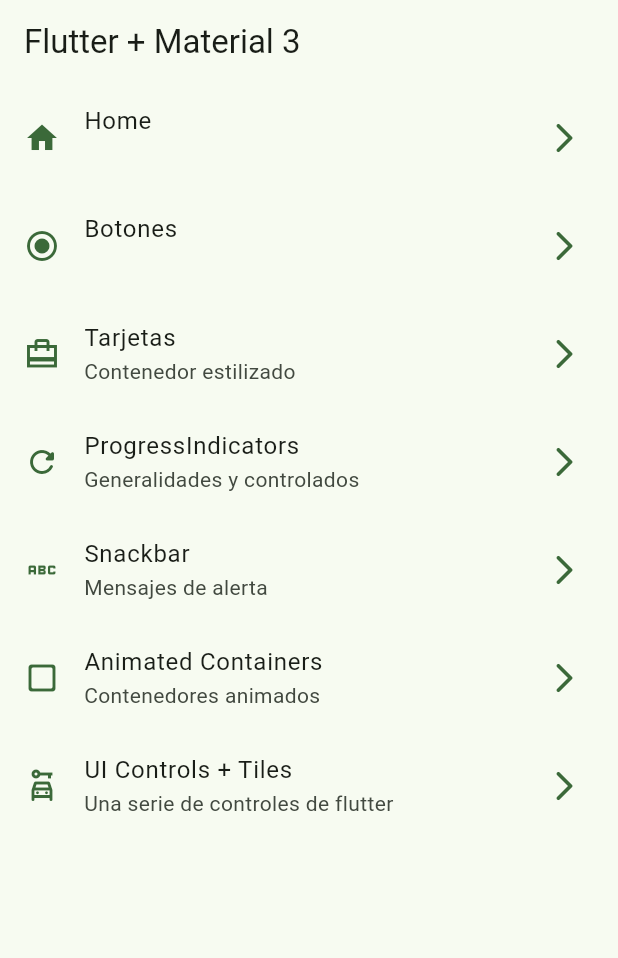
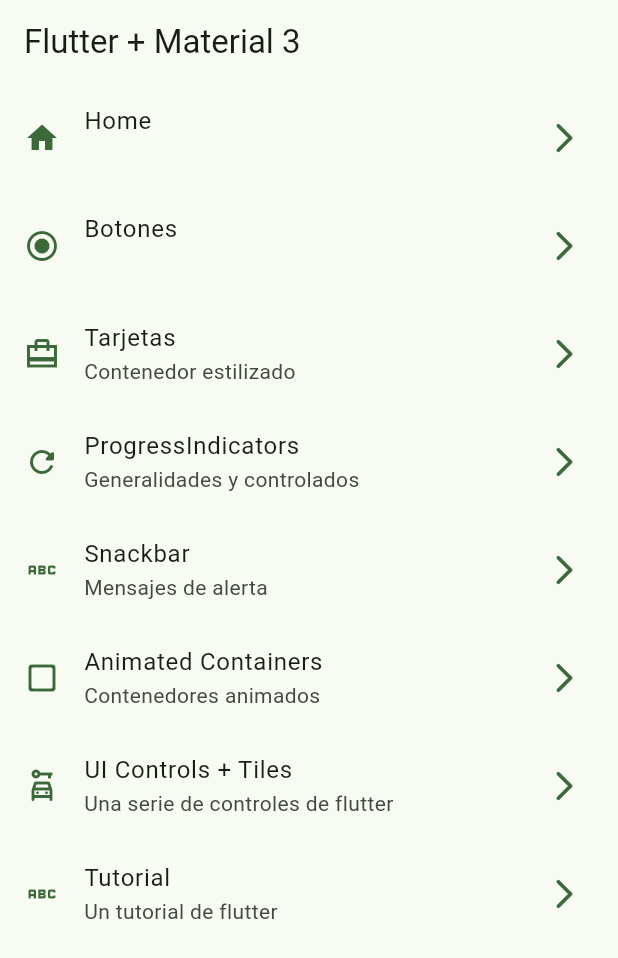
Before and after one commit to AndrexMed/widgetsapp, a Flutter app: the screen it shows after launch, on a phone screen of 412 x 824 dp. Shown: the top 958 px of the screen. Run offline on Flutter 3.47's test engine with Material 3 defaults, Android fonts, the phone set to English and light mode, and no system bars; our stand-ins replace go_router.

Commit message:
Add Images

```diff
--- a/lib/configs/menu/menu_item.dart
+++ b/lib/configs/menu/menu_item.dart
@@ -45,4 +45,9 @@ const appMenuItems = <MenuItem>[
       subtitle: 'Una serie de controles de flutter',
       link: '/ui-controls',
       icon: Icons.car_rental_outlined),
+  MenuItem(
+      title: 'Tutorial',
+      subtitle: 'Un tutorial de flutter',
+      link: '/tutorial',
+      icon: Icons.abc),
 ];
--- a/lib/configs/router/router.dart
+++ b/lib/configs/router/router.dart
@@ -40,6 +40,11 @@ final appRouter = GoRouter(
       path: '/ui-controls',
       name: UiControlsScreen.name,
       builder: (context, state) => const UiControlsScreen(),
-    )
+    ),
+    GoRoute(
+      path: '/tutorial',
+      name: AppTutorialScreen.name,
+      builder: (context, state) => const AppTutorialScreen(),
+    ),
   ],
 );
--- a/lib/presentation/screens/app_tutorial/app_tutorial_screen.dart
+++ b/lib/presentation/screens/app_tutorial/app_tutorial_screen.dart
@@ -6,6 +6,13 @@ class AppTutorialScreen extends StatelessWidget {
 
   @override
   Widget build(BuildContext context) {
-    return const Placeholder();
+    return Scaffold(
+      appBar: AppBar(
+        title: const Text('App Tutorial Screen'),
+      ),
+      body: const Center(
+        child: Text('App Tutorial Screen'),
+      ),
+    );
   }
 }
--- a/lib/presentation/screens/ui_controls/ui_controls_screen.dart
+++ b/lib/presentation/screens/ui_controls/ui_controls_screen.dart
@@ -28,7 +28,7 @@ enum Transportation {
 }
 
 class _UiControlsView extends StatefulWidget {
-  const _UiControlsView({super.key});
+  const _UiControlsView();
 
   @override
   State<_UiControlsView> createState() => _UiControlsViewState();
--- a/pubspec.yaml
+++ b/pubspec.yaml
@@ -18,3 +18,6 @@ dev_dependencies:
 
 flutter:
   uses-material-design: true
+
+assets:
+  - assets/images/
```
Also changed, not shown: assets/mages/1.png (added), assets/mages/2.png (added), assets/mages/3.png (added), assets/mages/jar-loading.gif (added).
